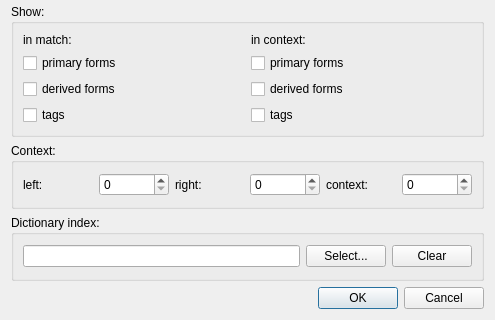
First picture: the form in src/poliqarpsettingsdialog.ui, repository jsbien/djview-poliqarp_fork, before the edit; both pictures show x 0 to 495 and y 181 to 501 of the 495 by 501 pixel window.
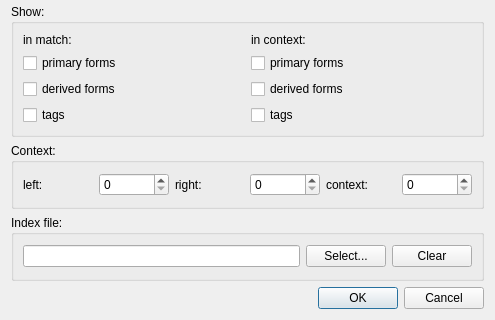
Second picture: the form after the edit.

```diff
--- a/src/poliqarpsettingsdialog.ui
+++ b/src/poliqarpsettingsdialog.ui
@@ -250,7 +250,7 @@
    <item>
     <widget class="QGroupBox" name="groupBox_2">
      <property name="title">
-      <string>Dictionary index:</string>
+      <string>Index file:</string>
      </property>
      <layout class="QHBoxLayout" name="horizontalLayout_3">
       <item>
```
